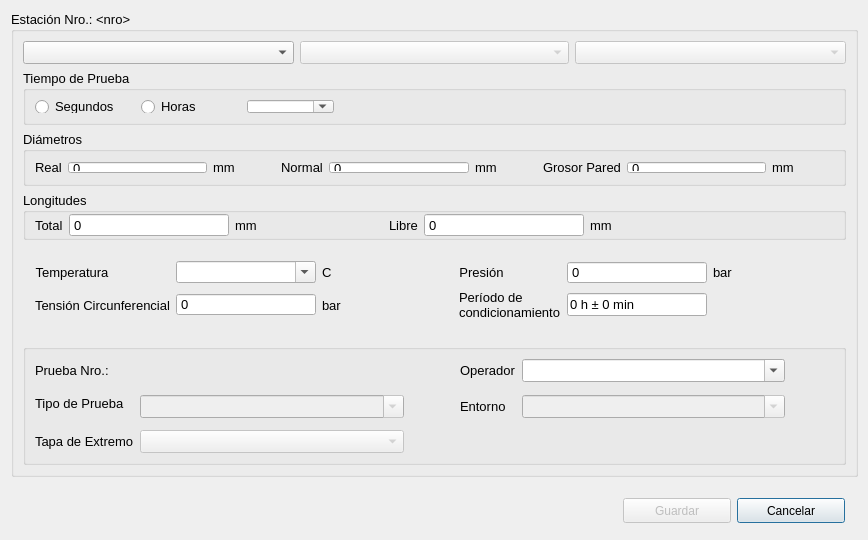
This is DataCollector/setstation.controller.ui in eastanganelli/HoopTesting_DataCollector as Qt 5 draws it before an edit. The edited form follows.
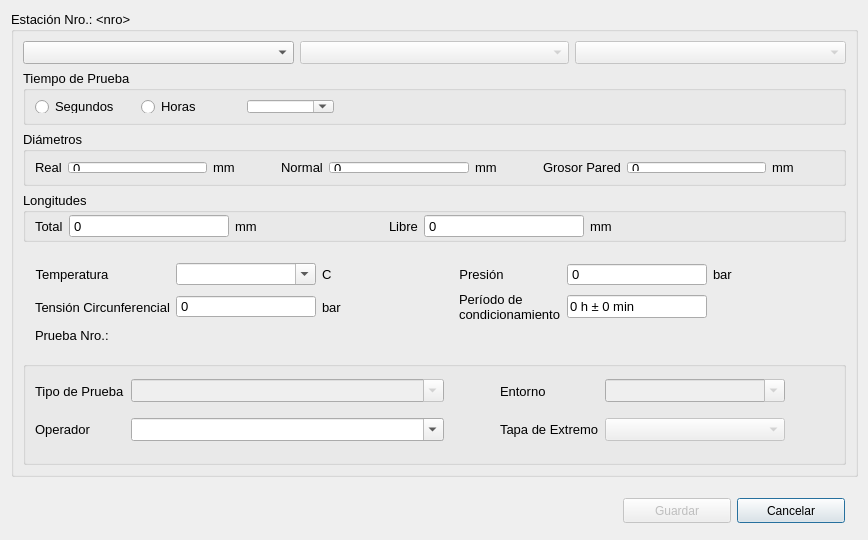
This is the edited form. Icons and pictures are not drawn.

The edit to the form file:
```diff
--- a/DataCollector/setstation.controller.ui
+++ b/DataCollector/setstation.controller.ui
@@ -547,6 +547,30 @@
            </property>
           </widget>
          </item>
+         <item row="2" column="0">
+          <widget class="QLabel" name="lblSpecimen">
+           <property name="sizePolicy">
+            <sizepolicy hsizetype="Fixed" vsizetype="Fixed">
+             <horstretch>0</horstretch>
+             <verstretch>0</verstretch>
+            </sizepolicy>
+           </property>
+           <property name="maximumSize">
+            <size>
+             <width>16777215</width>
+             <height>30</height>
+            </size>
+           </property>
+           <property name="font">
+            <font>
+             <pointsize>10</pointsize>
+            </font>
+           </property>
+           <property name="text">
+            <string>Prueba Nro.: &lt;nro&gt;</string>
+           </property>
+          </widget>
+         </item>
         </layout>
        </widget>
       </item>
@@ -897,47 +921,100 @@
          <string/>
         </property>
         <layout class="QGridLayout" name="gridLayout_5">
-         <item row="4" column="0">
-          <widget class="QLabel" name="lblEndCap">
-           <property name="font">
-            <font>
-             <pointsize>10</pointsize>
-            </font>
+         <item row="0" column="2" rowspan="4">
+          <spacer name="horizontalSpacer_10">
+           <property name="orientation">
+            <enum>Qt::Horizontal</enum>
            </property>
-           <property name="text">
-            <string>Tapa de Extremo</string>
+           <property name="sizeType">
+            <enum>QSizePolicy::Fixed</enum>
            </property>
-          </widget>
+           <property name="sizeHint" stdset="0">
+            <size>
+             <width>50</width>
+             <height>20</height>
+            </size>
+           </property>
+          </spacer>
          </item>
-         <item row="2" column="3">
+         <item row="0" column="5" rowspan="5">
+          <spacer name="horizontalSpacer_11">
+           <property name="orientation">
+            <enum>Qt::Horizontal</enum>
+           </property>
+           <property name="sizeType">
+            <enum>QSizePolicy::Fixed</enum>
+           </property>
+           <property name="sizeHint" stdset="0">
+            <size>
+             <width>49</width>
+             <height>20</height>
+            </size>
+           </property>
+          </spacer>
+         </item>
+         <item row="0" column="3">
           <widget class="QLabel" name="lblEnviroment">
+           <property name="sizePolicy">
+            <sizepolicy hsizetype="Fixed" vsizetype="Preferred">
+             <horstretch>0</horstretch>
+             <verstretch>0</verstretch>
+            </sizepolicy>
+           </property>
            <property name="text">
             <string>Entorno</string>
            </property>
           </widget>
          </item>
-         <item row="2" column="4">
+         <item row="2" column="3">
+          <widget class="QLabel" name="lblEndCap">
+           <property name="font">
+            <font>
+             <pointsize>10</pointsize>
+            </font>
+           </property>
+           <property name="text">
+            <string>Tapa de Extremo</string>
+           </property>
+          </widget>
+         </item>
+         <item row="0" column="4">
           <widget class="QComboBox" name="cbBoxEnviroment">
            <property name="enabled">
             <bool>false</bool>
            </property>
+           <property name="sizePolicy">
+            <sizepolicy hsizetype="Fixed" vsizetype="Fixed">
+             <horstretch>0</horstretch>
+             <verstretch>0</verstretch>
+            </sizepolicy>
+           </property>
+           <property name="minimumSize">
+            <size>
+             <width>180</width>
+             <height>0</height>
+            </size>
+           </property>
            <property name="editable">
             <bool>true</bool>
            </property>
           </widget>
          </item>
-         <item row="0" column="0">
-          <widget class="QLabel" name="lblSpecimen">
+         <item row="2" column="4">
+          <widget class="QComboBox" name="cbBoxEndCap">
+           <property name="enabled">
+            <bool>false</bool>
+           </property>
            <property name="sizePolicy">
             <sizepolicy hsizetype="Fixed" vsizetype="Fixed">
              <horstretch>0</horstretch>
              <verstretch>0</verstretch>
             </sizepolicy>
            </property>
-           <property name="maximumSize">
+           <property name="minimumSize">
             <size>
-             <width>16777215</width>
-             <height>30</height>
+             <width>180</width>
+             <height>0</height>
             </size>
            </property>
            <property name="font">
@@ -945,12 +1022,9 @@
              <pointsize>10</pointsize>
             </font>
            </property>
-           <property name="text">
-            <string>Prueba Nro.: &lt;nro&gt;</string>
-           </property>
           </widget>
          </item>
-         <item row="1" column="0" rowspan="2">
+         <item row="0" column="0">
           <widget class="QLabel" name="lblTypeTest">
            <property name="sizePolicy">
             <sizepolicy hsizetype="Fixed" vsizetype="Minimum">
@@ -969,7 +1043,7 @@
            </property>
           </widget>
          </item>
-         <item row="2" column="1">
+         <item row="0" column="1">
           <widget class="QComboBox" name="cbBoxTestType">
            <property name="enabled">
             <bool>false</bool>
@@ -996,29 +1070,7 @@
            </property>
           </widget>
          </item>
-         <item row="0" column="4">
-          <widget class="QComboBox" name="cbBoxOperator">
-           <property name="sizePolicy">
-            <sizepolicy hsizetype="Minimum" vsizetype="Fixed">
-             <horstretch>0</horstretch>
-             <verstretch>0</verstretch>
-            </sizepolicy>
-           </property>
-           <property name="minimumSize">
-            <size>
-             <width>190</width>
-             <height>0</height>
-            </size>
-           </property>
-           <property name="editable">
-            <bool>true</bool>
-           </property>
-           <property name="sizeAdjustPolicy">
-            <enum>QComboBox::AdjustToContentsOnFirstShow</enum>
-           </property>
-          </widget>
-         </item>
-         <item row="0" column="3">
+         <item row="2" column="0">
           <widget class="QLabel" name="lblOperator">
            <property name="sizePolicy">
             <sizepolicy hsizetype="Fixed" vsizetype="Fixed">
@@ -1031,15 +1083,25 @@
            </property>
           </widget>
          </item>
-         <item row="4" column="1">
-          <widget class="QComboBox" name="cbBoxEndCap">
-           <property name="enabled">
-            <bool>false</bool>
+         <item row="2" column="1">
+          <widget class="QComboBox" name="cbBoxOperator">
+           <property name="sizePolicy">
+            <sizepolicy hsizetype="Minimum" vsizetype="Fixed">
+             <horstretch>0</horstretch>
+             <verstretch>0</verstretch>
+            </sizepolicy>
            </property>
-           <property name="font">
-            <font>
-             <pointsize>10</pointsize>
-            </font>
+           <property name="minimumSize">
+            <size>
+             <width>190</width>
+             <height>0</height>
+            </size>
+           </property>
+           <property name="editable">
+            <bool>true</bool>
+           </property>
+           <property name="sizeAdjustPolicy">
+            <enum>QComboBox::AdjustToContentsOnFirstShow</enum>
            </property>
           </widget>
          </item>
```
Left out of the diff: 39 changed lines with no effect on the pictures.
